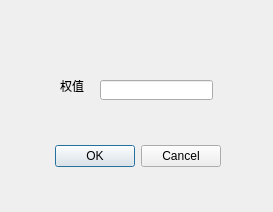
zzyhahaha/ann-qt, file dialog2.ui: the form before one commit.
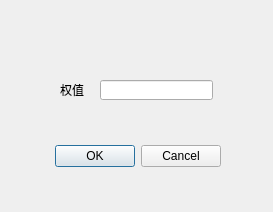
The form after the commit.

The edit to the form file:
```diff
--- a/dialog2.ui
+++ b/dialog2.ui
@@ -47,7 +47,7 @@
      <x>60</x>
      <y>80</y>
      <width>54</width>
-     <height>12</height>
+     <height>20</height>
     </rect>
    </property>
    <property name="text">
```
Left out of the diff: 2 changed lines with no effect on the pictures.
